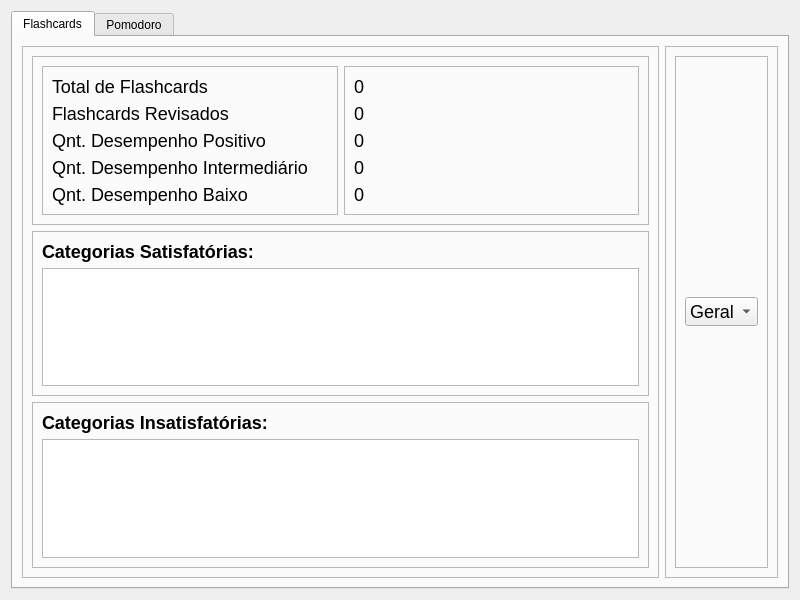
Old version of the form functions/see_progress/see_progress.ui in the repository Nbdyleto/PySide6_Self_TCC.
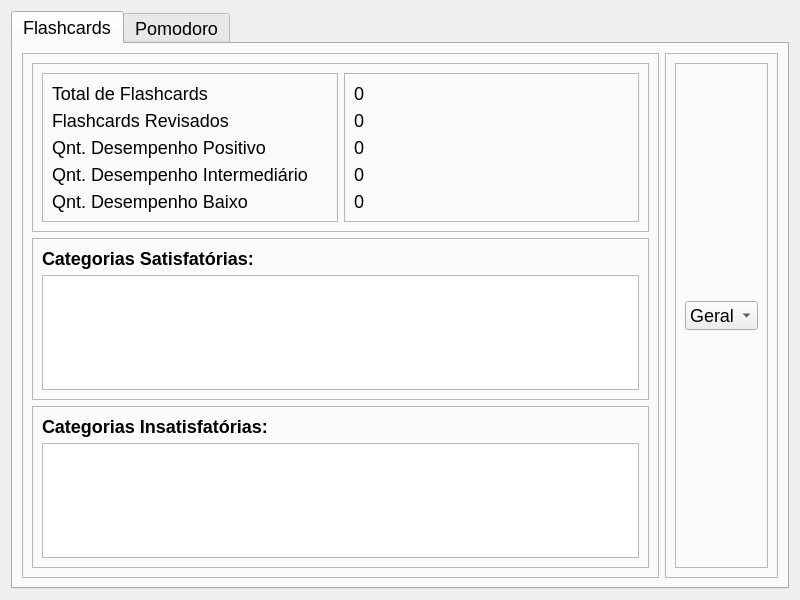
New version of the form.

Diff of the .ui file:
```diff
--- a/functions/see_progress/see_progress.ui
+++ b/functions/see_progress/see_progress.ui
@@ -23,9 +23,7 @@
       <bool>false</bool>
      </property>
      <property name="styleSheet">
-      <string notr="true">QLabel{
-	font: 18px;
-}</string>
+      <string notr="true">font: 18px;</string>
      </property>
      <property name="tabPosition">
       <enum>QTabWidget::North</enum>
```
